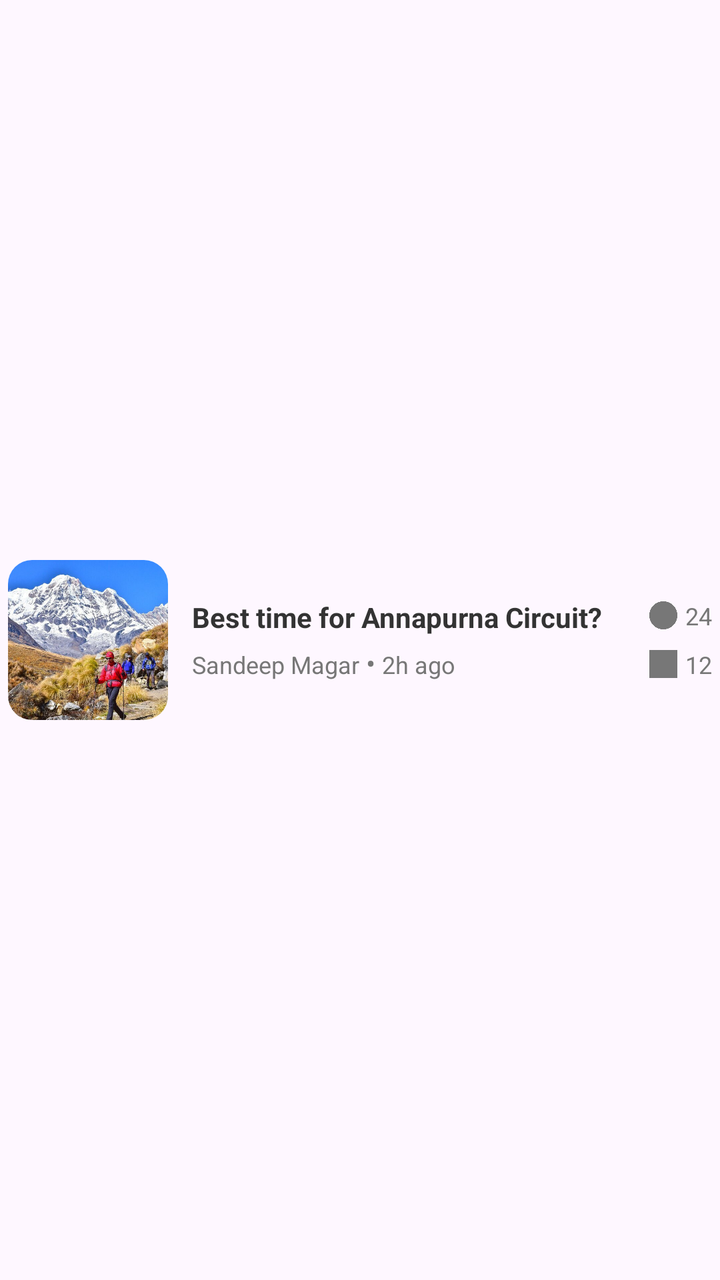
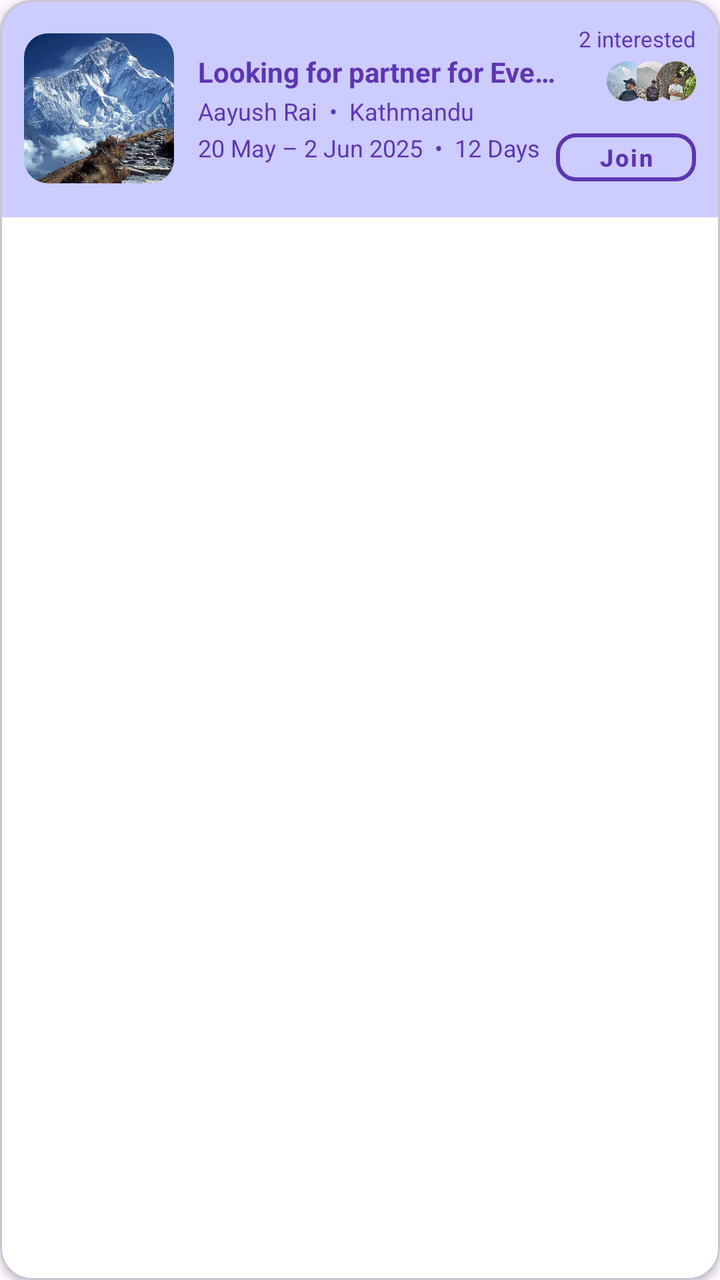

The first picture is an Android layout as it rendered before a commit; the second is the same layout after the commit. The layout source and the unified diff follow.
<!-- AndroidManifest.xml: application theme Theme.TrekMateNepal -->
<!-- res/layout/item_post.xml -->
<?xml version="1.0" encoding="utf-8"?>
<LinearLayout xmlns:android="http://schemas.android.com/apk/res/android"
    xmlns:app="http://schemas.android.com/apk/res-auto"
    android:layout_width="match_parent"
    android:layout_height="wrap_content"
    android:layout_marginBottom="16dp"
    android:gravity="center_vertical"
    android:orientation="horizontal"
    android:padding="4dp">

    <androidx.cardview.widget.CardView
        android:layout_width="80dp"
        android:layout_height="80dp"
        app:cardCornerRadius="12dp"
        app:cardElevation="0dp">

        <ImageView
            android:id="@+id/imgPost"
            android:layout_width="match_parent"
            android:layout_height="match_parent"
            android:scaleType="centerCrop"
            android:src="@drawable/annapurna" />

    </androidx.cardview.widget.CardView>

    <LinearLayout
        android:layout_width="0dp"
        android:layout_height="wrap_content"
        android:layout_marginStart="12dp"
        android:layout_weight="1"
        android:orientation="vertical">

        <TextView
            android:id="@+id/txtPostTitle"
            android:layout_width="match_parent"
            android:layout_height="wrap_content"
            android:text="Best time for Annapurna Circuit?"
            android:textColor="#333333"
            android:textSize="14sp"
            android:textStyle="bold" />

        <LinearLayout
            android:layout_width="wrap_content"
            android:layout_height="wrap_content"
            android:layout_marginTop="4dp"
            android:orientation="horizontal">

            <TextView
                android:id="@+id/txtAuthor"
                android:layout_width="wrap_content"
                android:layout_height="wrap_content"
                android:text="Sandeep Magar"
                android:textColor="#777777"
                android:textSize="12sp" />

            <TextView
                android:layout_width="wrap_content"
                android:layout_height="wrap_content"
                android:text=" • "
                android:textColor="#777777" />

            <TextView
                android:id="@+id/txtTime"
                android:layout_width="wrap_content"
                android:layout_height="wrap_content"
                android:text="2h ago"
                android:textColor="#777777"
                android:textSize="12sp" />

        </LinearLayout>

    </LinearLayout>

    <LinearLayout
        android:layout_width="wrap_content"
        android:layout_height="wrap_content"
        android:layout_marginStart="8dp"
        android:gravity="end"
        android:orientation="vertical">

        <LinearLayout
            android:layout_width="wrap_content"
            android:layout_height="wrap_content"
            android:gravity="center_vertical"
            android:orientation="horizontal">

            <ImageView
                android:layout_width="14dp"
                android:layout_height="14dp"
                android:src="@drawable/ic_favourite"
                app:tint="#777777" />

            <TextView
                android:id="@+id/txtLikes"
                android:layout_width="wrap_content"
                android:layout_height="wrap_content"
                android:layout_marginStart="4dp"
                android:text="24"
                android:textColor="#777777"
                android:textSize="12sp" />

        </LinearLayout>

        <LinearLayout
            android:layout_width="wrap_content"
            android:layout_height="wrap_content"
            android:layout_marginTop="8dp"
            android:gravity="center_vertical"
            android:orientation="horizontal">

            <ImageView
                android:layout_width="14dp"
                android:layout_height="14dp"
                android:src="@drawable/ic_chat"
                app:tint="#777777" />

            <TextView
                android:id="@+id/txtComments"
                android:layout_width="wrap_content"
                android:layout_height="wrap_content"
                android:layout_marginStart="4dp"
                android:text="12"
                android:textColor="#777777"
                android:textSize="12sp" />

        </LinearLayout>

    </LinearLayout>

</LinearLayout>
<!-- resources referenced by this layout -->
<resources>
  <!-- drawable annapurna: jpg bitmap (drawable, 133491 bytes) -->
  <!-- drawable ic_chat: jpg bitmap (drawable, 18805 bytes) -->
  <!-- drawable ic_favourite: png bitmap (drawable, 15082 bytes) -->
  <style name="Theme.TrekMateNepal" parent="Base.Theme.TrekMateNepal" />
  <style name="Base.Theme.TrekMateNepal" parent="Theme.Material3.DayNight.NoActionBar">
          
          
      </style>
</resources>

<!-- the commit's change to res/layout/item_post.xml (unified diff, before → after) -->
@@ -1,130 +1,128 @@
 <?xml version="1.0" encoding="utf-8"?>
-<LinearLayout xmlns:android="http://schemas.android.com/apk/res/android"
+<com.google.android.material.card.MaterialCardView xmlns:android="http://schemas.android.com/apk/res/android"
     xmlns:app="http://schemas.android.com/apk/res-auto"
+    xmlns:tools="http://schemas.android.com/tools"
     android:layout_width="match_parent"
     android:layout_height="wrap_content"
-    android:layout_marginBottom="16dp"
-    android:gravity="center_vertical"
-    android:orientation="horizontal"
-    android:padding="4dp">
-
-    <androidx.cardview.widget.CardView
-        android:layout_width="80dp"
-        android:layout_height="80dp"
-        app:cardCornerRadius="12dp"
-        app:cardElevation="0dp">
-
-        <ImageView
-            android:id="@+id/imgPost"
-            android:layout_width="match_parent"
-            android:layout_height="match_parent"
-            android:scaleType="centerCrop"
-            android:src="@drawable/annapurna" />
-
-    </androidx.cardview.widget.CardView>
+    android:layout_marginBottom="12dp"
+    app:cardCornerRadius="16dp"
+    app:cardElevation="2dp"
+    app:cardBackgroundColor="@color/white">
 
     <LinearLayout
-        android:layout_width="0dp"
+        android:layout_width="match_parent"
         android:layout_height="wrap_content"
-        android:layout_marginStart="12dp"
-        android:layout_weight="1"
-        android:orientation="vertical">
+        android:orientation="horizontal"
+        android:background="@color/lightpurple"
+        android:padding="12dp"
+        android:gravity="center_vertical">
 
-        <TextView
-            android:id="@+id/txtPostTitle"
-            android:layout_width="match_parent"
+        
+        <com.google.android.material.imageview.ShapeableImageView
+            android:id="@+id/imgPost"
+            android:layout_width="75dp"
+            android:layout_height="75dp"
+            android:scaleType="centerCrop"
+            android:src="@drawable/everest"
+            app:shapeAppearanceOverlay="@style/RoundedSquare8" />
+
+        
+        <LinearLayout
+            android:layout_width="0dp"
             android:layout_height="wrap_content"
-            android:text="Best time for Annapurna Circuit?"
-            android:textColor="#333333"
-            android:textSize="14sp"
-            android:textStyle="bold" />
+            android:layout_marginStart="12dp"
+            android:layout_weight="1"
+            android:orientation="vertical">
 
+            <TextView
+                android:id="@+id/txtPostTitle"
+                android:layout_width="match_parent"
+                android:layout_height="wrap_content"
+                android:ellipsize="end"
+                android:maxLines="1"
+                android:text="Looking for partner for Everest Base Camp"
+                android:textColor="@color/purple_primary"
+                android:textSize="14sp"
+                android:textStyle="bold" />
+
+            <TextView
+                android:id="@+id/txtAuthorLocation"
+                android:layout_width="wrap_content"
+                android:layout_height="wrap_content"
+                android:layout_marginTop="2dp"
+                android:text="Aayush Rai  •  Kathmandu"
+                android:textColor="@color/purple_primary"
+                android:textSize="12sp" />
+
+            <TextView
+                android:id="@+id/txtDateDuration"
+                android:layout_width="wrap_content"
+                android:layout_height="wrap_content"
+                android:layout_marginTop="2dp"
+                android:text="20 May – 2 Jun 2025  •  12 Days"
+                android:textColor="@color/purple_primary"
+                android:textSize="12sp" />
+
+        </LinearLayout>
+
+        
         <LinearLayout
             android:layout_width="wrap_content"
             android:layout_height="wrap_content"
-            android:layout_marginTop="4dp"
-            android:orientation="horizontal">
+            android:gravity="end"
+            android:orientation="vertical">
 
             <TextView
-                android:id="@+id/txtAuthor"
+                android:id="@+id/txtInterested"
                 android:layout_width="wrap_content"
                 android:layout_height="wrap_content"
-                android:text="Sandeep Magar"
-                android:textColor="#777777"
-                android:textSize="12sp" />
+                android:text="2 interested"
+                android:textColor="@color/purple_primary"
+                android:textSize="11sp" />
 
-            <TextView
+            
+            <LinearLayout
                 android:layout_width="wrap_content"
                 android:layout_height="wrap_content"
-                android:text=" • "
-                android:textColor="#777777" />
+                android:layout_marginTop="4dp"
+                android:orientation="horizontal">
+                <com.google.android.material.imageview.ShapeableImageView
+                    android:layout_width="20dp"
+                    android:layout_height="20dp"
+                    android:src="@drawable/partner1"
+                    app:shapeAppearanceOverlay="@style/CircleImageStyle" />
+                <com.google.android.material.imageview.ShapeableImageView
+                    android:layout_width="20dp"
+                    android:layout_height="20dp"
+                    android:layout_marginStart="-8dp"
+                    android:src="@drawable/partner2"
+                    app:shapeAppearanceOverlay="@style/CircleImageStyle" />
+                <com.google.android.material.imageview.ShapeableImageView
+                    android:layout_width="20dp"
+                    android:layout_height="20dp"
+                    android:layout_marginStart="-8dp"
+                    android:src="@drawable/partner3"
+                    app:shapeAppearanceOverlay="@style/CircleImageStyle" />
+            </LinearLayout>
 
-            <TextView
-                android:id="@+id/txtTime"
-                android:layout_width="wrap_content"
-                android:layout_height="wrap_content"
-                android:text="2h ago"
-                android:textColor="#777777"
-                android:textSize="12sp" />
+            <com.google.android.material.button.MaterialButton
+                android:id="@+id/btnJoin"
+                style="@style/Widget.MaterialComponents.Button.OutlinedButton"
+                android:layout_width="70dp"
+                android:layout_height="36dp"
+                android:layout_marginTop="10dp"
+                android:padding="0dp"
+                android:text="Join"
+                android:textAllCaps="false"
+                android:textColor="@color/purple_primary"
+                android:textSize="12sp"
+                android:textStyle="bold"
+                app:cornerRadius="10dp"
+                app:strokeColor="@color/purple_primary"
+                app:strokeWidth="2dp" />
 
         </LinearLayout>
 
     </LinearLayout>
 
-    <LinearLayout
-        android:layout_width="wrap_content"
-        android:layout_height="wrap_content"
-        android:layout_marginStart="8dp"
-        android:gravity="end"
-        android:orientation="vertical">
-
-        <LinearLayout
-            android:layout_width="wrap_content"
-            android:layout_height="wrap_content"
-            android:gravity="center_vertical"
-            android:orientation="horizontal">
-
-            <ImageView
-                android:layout_width="14dp"
-                android:layout_height="14dp"
-                android:src="@drawable/ic_favourite"
-                app:tint="#777777" />
-
-            <TextView
-                android:id="@+id/txtLikes"
-                android:layout_width="wrap_content"
-                android:layout_height="wrap_content"
-                android:layout_marginStart="4dp"
-                android:text="24"
-                android:textColor="#777777"
-                android:textSize="12sp" />
-
-        </LinearLayout>
-
-        <LinearLayout
-            android:layout_width="wrap_content"
-            android:layout_height="wrap_content"
-            android:layout_marginTop="8dp"
-            android:gravity="center_vertical"
-            android:orientation="horizontal">
-
-            <ImageView
-                android:layout_width="14dp"
-                android:layout_height="14dp"
-                android:src="@drawable/ic_chat"
-                app:tint="#777777" />
-
-            <TextView
-                android:id="@+id/txtComments"
-                android:layout_width="wrap_content"
-                android:layout_height="wrap_content"
-                android:layout_marginStart="4dp"
-                android:text="12"
-                android:textColor="#777777"
-                android:textSize="12sp" />
-
-        </LinearLayout>
-
-    </LinearLayout>
-
-</LinearLayout>
+</com.google.android.material.card.MaterialCardView>
<!-- resource entries referenced after the edit -->
@@ -1,8 +1,18 @@
 <!-- resources referenced by this layout -->
 <resources>
-  <!-- drawable annapurna: jpg bitmap (drawable, 133491 bytes) -->
-  <!-- drawable ic_chat: jpg bitmap (drawable, 18805 bytes) -->
-  <!-- drawable ic_favourite: png bitmap (drawable, 15082 bytes) -->
+  <color name="lightpurple">#CCCCFF</color>
+  <color name="purple_primary">#5E35B1</color>
+  <color name="white">#FFFFFFFF</color>
+  <!-- drawable everest: jpg bitmap (drawable, 44533 bytes) -->
+  <!-- drawable partner1: jpg bitmap (drawable, 114623 bytes) -->
+  <!-- drawable partner2: jpg bitmap (drawable, 289754 bytes) -->
+  <!-- drawable partner3: jpg bitmap (drawable, 222639 bytes) -->
+  <style name="CircleImageStyle" parent="">
+          <item name="cornerSize">50%</item>
+      </style>
+  <style name="RoundedSquare8" parent="">
+          <item name="cornerSize">12dp</item>
+      </style>
   <style name="Theme.TrekMateNepal" parent="Base.Theme.TrekMateNepal" />
   <style name="Base.Theme.TrekMateNepal" parent="Theme.Material3.DayNight.NoActionBar">
           
